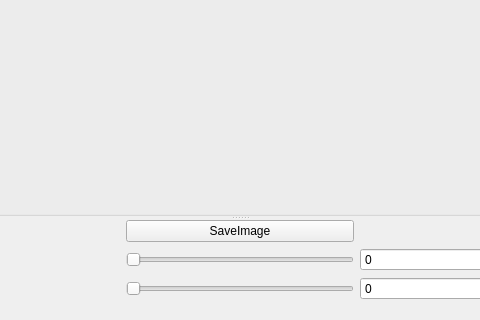
Qt form pluginCalibrationAndDepth/windowdepthmap2.ui (oAlexandro/cvStereoPair) before a commit; both pictures show x 129 to 609 and y 366 to 686 of the 738 by 686 pixel window.
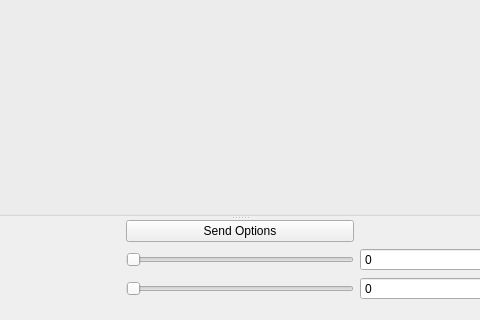
The same form after that commit.

The edit to the form file:
```diff
--- a/pluginCalibrationAndDepth/windowdepthmap2.ui
+++ b/pluginCalibrationAndDepth/windowdepthmap2.ui
@@ -124,7 +124,7 @@
             <item row="0" column="1">
              <widget class="QPushButton" name="b_setImage">
               <property name="text">
-               <string>SaveImage</string>
+               <string>Send Options</string>
               </property>
              </widget>
             </item>
```
Left out of the diff: 18 changed lines with no effect on the pictures.
